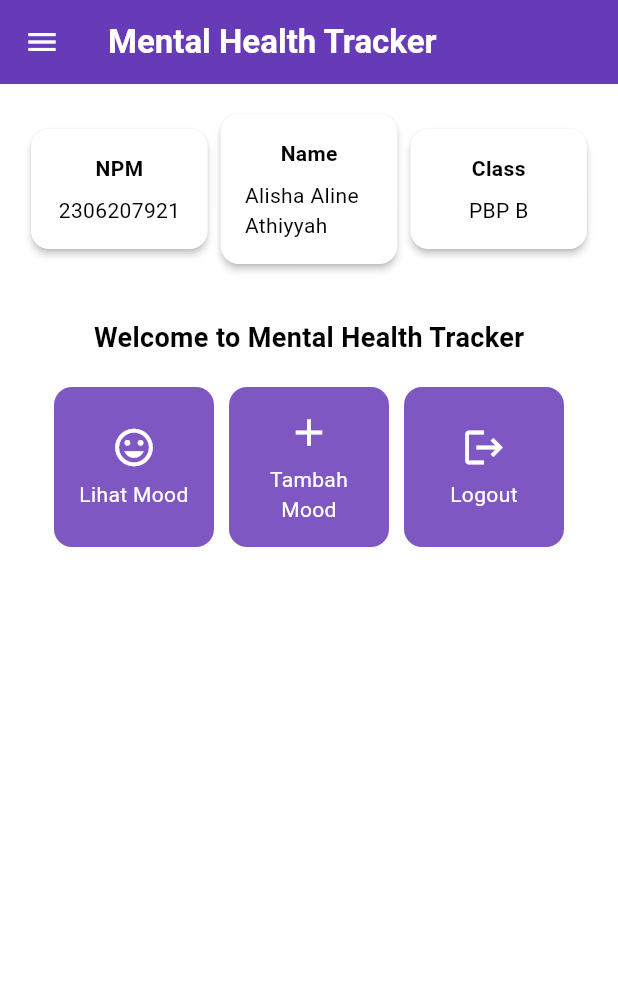
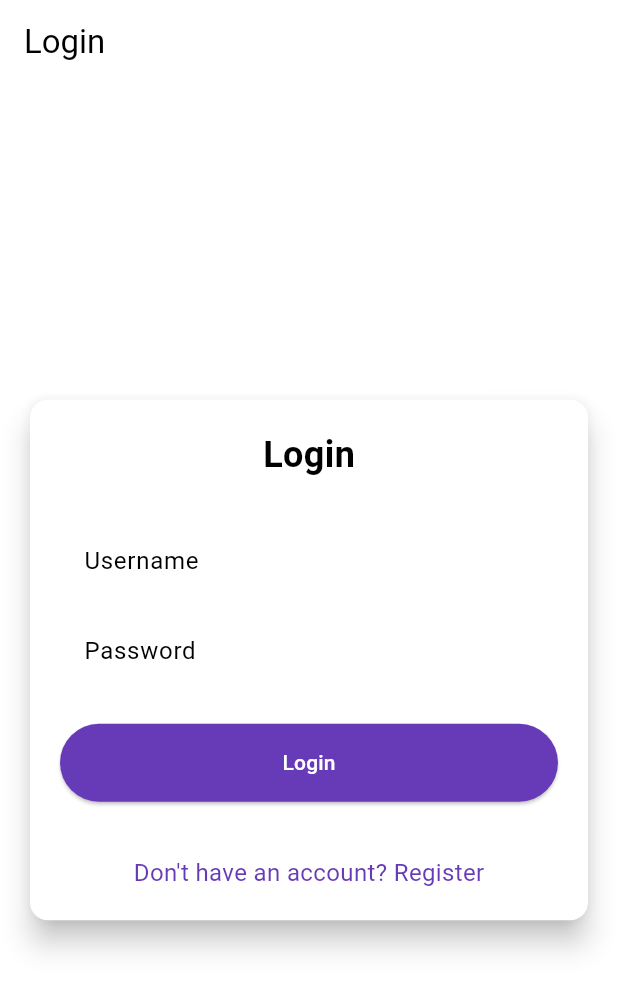
Before and after one commit to alinealisha/mental-health-tracker-mobile, a Flutter app: the screen it shows after launch, on a phone screen of 412 x 824 dp. Shown: the top 991 px of the screen. Run offline on Flutter 3.47's test engine with Material 3 defaults, Android fonts, the phone set to English and light mode, and no system bars; missing offline and left inert: pbp_django_auth.

Commit message:
Tutorial 8

```diff
--- a/lib/main.dart
+++ b/lib/main.dart
@@ -1,5 +1,7 @@
 import 'package:flutter/material.dart';
-import 'package:mental_health_tracker/screens/menu.dart';
+import 'package:mental_health_tracker/screens/login.dart';
+import 'package:pbp_django_auth/pbp_django_auth.dart';
+import 'package:provider/provider.dart';
 
 void main() {
   runApp(const MyApp());
@@ -8,33 +10,23 @@ void main() {
 class MyApp extends StatelessWidget {
   const MyApp({super.key});
 
-  // This widget is the root of your application.
   @override
   Widget build(BuildContext context) {
-    return MaterialApp(
-      title: 'Flutter Demo',
-      theme: ThemeData(
-        // This is the theme of your application.
-        //
-        // TRY THIS: Try running your application with "flutter run". You'll see
-        // the application has a purple toolbar. Then, without quitting the app,
-        // try changing the seedColor in the colorScheme below to Colors.green
-        // and then invoke "hot reload" (save your changes or press the "hot
-        // reload" button in a Flutter-supported IDE, or press "r" if you used
-        // the command line to start the app).
-        //
-        // Notice that the counter didn't reset back to zero; the application
-        // state is not lost during the reload. To reset the state, use hot
-        // restart instead.
-        //
-        // This works for code too, not just values: Most code changes can be
-        // tested with just a hot reload.
-         colorScheme: ColorScheme.fromSwatch(
-              primarySwatch: Colors.deepPurple,
-        ).copyWith(secondary: Colors.deepPurple[400]),
-        useMaterial3: true,
+    return Provider(
+      create: (_) {
+        CookieRequest request = CookieRequest();
+        return request;
+      },
+      child: MaterialApp(
+        title: 'Mental Health Tracker',
+        theme: ThemeData(
+          useMaterial3: true,
+          colorScheme: ColorScheme.fromSwatch(
+            primarySwatch: Colors.deepPurple,
+          ).copyWith(secondary: Colors.deepPurple[400]),
+        ),
+        home: const LoginPage(),
       ),
-      home: MyHomePage(),
     );
   }
 }
--- /dev/null
+++ b/lib/screens/login.dart
@@ -0,0 +1,182 @@
+import 'package:mental_health_tracker/screens/menu.dart';
+import 'package:flutter/material.dart';
+import 'package:mental_health_tracker/screens/register.dart';
+import 'package:pbp_django_auth/pbp_django_auth.dart';
+import 'package:provider/provider.dart';
+
+
+void main() {
+  runApp(const LoginApp());
+}
+
+class LoginApp extends StatelessWidget {
+  const LoginApp({super.key});
+
+  @override
+  Widget build(BuildContext context) {
+    return MaterialApp(
+      title: 'Login',
+      theme: ThemeData(
+        useMaterial3: true,
+        colorScheme: ColorScheme.fromSwatch(
+          primarySwatch: Colors.deepPurple,
+        ).copyWith(secondary: Colors.deepPurple[400]),
+      ),
+      home: const LoginPage(),
+    );
+  }
+}
+
+class LoginPage extends StatefulWidget {
+  const LoginPage({super.key});
+
+  @override
+  State<LoginPage> createState() => _LoginPageState();
+}
+
+class _LoginPageState extends State<LoginPage> {
+  final TextEditingController _usernameController = TextEditingController();
+  final TextEditingController _passwordController = TextEditingController();
+
+  @override
+  Widget build(BuildContext context) {
+    final request = context.watch<CookieRequest>();
+
+    return Scaffold(
+      appBar: AppBar(
+        title: const Text('Login'),
+      ),
+      body: Center(
+        child: SingleChildScrollView(
+          padding: const EdgeInsets.all(16.0),
+          child: Card(
+            elevation: 8,
+            shape: RoundedRectangleBorder(
+              borderRadius: BorderRadius.circular(12.0),
+            ),
+            child: Padding(
+              padding: const EdgeInsets.all(20.0),
+              child: Column(
+                mainAxisSize: MainAxisSize.min,
+                children: [
+                  const Text(
+                    'Login',
+                    style: TextStyle(
+                      fontSize: 24.0,
+                      fontWeight: FontWeight.bold,
+                    ),
+                  ),
+                  const SizedBox(height: 30.0),
+                  TextField(
+                    controller: _usernameController,
+                    decoration: const InputDecoration(
+                      labelText: 'Username',
+                      hintText: 'Enter your username',
+                      border: OutlineInputBorder(
+                        borderRadius: BorderRadius.all(Radius.circular(12.0)),
+                      ),
+                      contentPadding:
+                          EdgeInsets.symmetric(horizontal: 12.0, vertical: 8.0),
+                    ),
+                  ),
+                  const SizedBox(height: 12.0),
+                  TextField(
+                    controller: _passwordController,
+                    decoration: const InputDecoration(
+                      labelText: 'Password',
+                      hintText: 'Enter your password',
+                      border: OutlineInputBorder(
+                        borderRadius: BorderRadius.all(Radius.circular(12.0)),
+                      ),
+                      contentPadding:
+                          EdgeInsets.symmetric(horizontal: 12.0, vertical: 8.0),
+                    ),
+                    obscureText: true,
+                  ),
+                  const SizedBox(height: 24.0),
+                  ElevatedButton(
+                    onPressed: () async {
+                      String username = _usernameController.text;
+                      String password = _passwordController.text;
+
+                      // Cek kredensial
+                      // TODO: Ganti URL dan jangan lupa tambahkan trailing slash (/) di akhir URL!
+                      // Untuk menyambungkan Android emulator dengan Django pada localhost,
+                      // gunakan URL http://10.0.2.2/
+                      final response = await request
+                          .login("http://127.0.0.1:8000/auth/login/", {
+                        'username': username,
+                        'password': password,
+                      });
+
+                      if (request.loggedIn) {
+                        String message = response['message'];
+                        String uname = response['username'];
+                        if (context.mounted) {
+                          Navigator.pushReplacement(
+                            context,
+                            MaterialPageRoute(
+                                builder: (context) => MyHomePage()),
+                          );
+                          ScaffoldMessenger.of(context)
+                            ..hideCurrentSnackBar()
+                            ..showSnackBar(
+                              SnackBar(
+                                  content:
+                                      Text("$message Selamat datang, $uname.")),
+                            );
+                        }
+                      } else {
+                        if (context.mounted) {
+                          showDialog(
+                            context: context,
+                            builder: (context) => AlertDialog(
+                              title: const Text('Login Gagal'),
+                              content: Text(response['message']),
+                              actions: [
+                                TextButton(
+                                  child: const Text('OK'),
+                                  onPressed: () {
+                                    Navigator.pop(context);
+                                  },
+                                ),
+                              ],
+                            ),
+                          );
+                        }
+                      }
+                    },
+                    style: ElevatedButton.styleFrom(
+                      foregroundColor: Colors.white,
+                      minimumSize: Size(double.infinity, 50),
+                      backgroundColor: Theme.of(context).colorScheme.primary,
+                      padding: const EdgeInsets.symmetric(vertical: 16.0),
+                    ),
+                    child: const Text('Login'),
+                  ),
+                  const SizedBox(height: 36.0),
+                  GestureDetector(
+                    onTap: () {
+                      Navigator.push(
+                        context,
+                        MaterialPageRoute(
+                            builder: (context) => const RegisterPage()),
+                      );
+                    },
+                    child: Text(
+                      'Don\'t have an account? Register',
+                      style: TextStyle(
+                        color: Theme.of(context).colorScheme.primary,
+                        fontSize: 16.0,
+                      ),
+                    ),
+                  ),
+                ],
+              ),
+            ),
+          ),
+        ),
+      ),
+    );
+  }
+}
--- a/pubspec.yaml
+++ b/pubspec.yaml
@@ -35,6 +35,9 @@ dependencies:
   # The following adds the Cupertino Icons font to your application.
   # Use with the CupertinoIcons class for iOS style icons.
   cupertino_icons: ^1.0.8
+  provider: ^6.1.2
+  pbp_django_auth: ^0.4.0
+  http: ^1.2.2
 
 dev_dependencies:
   flutter_test:
```
Also changed, not shown: lib/models/mood_entry.dart (added, +65 -0 lines), lib/screens/list_moodentry.dart (added, +90 -0 lines), lib/screens/moodentry_form.dart (+35 -2 lines), lib/screens/register.dart (added, +166 -0 lines), lib/widgets/left_drawer.dart (+12 -0 lines), lib/widgets/mood_card.dart (+49 -9 lines), pubspec.lock, 12 other files.
